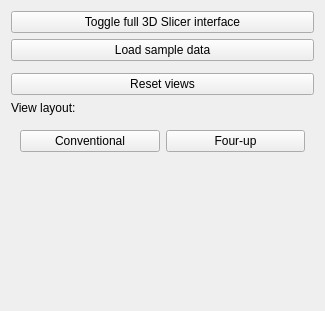
Before: the Qt Designer form SimplifiedViewer/Resources/UI/SimplifiedViewer.ui in SlicerHeart/SlicerHeart, drawn with Qt 5.
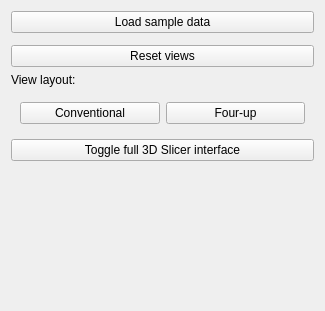
After: the same form once the commit is applied. Custom widgets are drawn as their Qt base class.

Commit message:
ENH: Update SimplifiedViewer stylesheet/palette
Re:  JolleyLab/Internal#200

The edit to the form file:
```diff
--- a/SimplifiedViewer/Resources/UI/SimplifiedViewer.ui
+++ b/SimplifiedViewer/Resources/UI/SimplifiedViewer.ui
@@ -11,13 +11,6 @@
    </rect>
   </property>
   <layout class="QVBoxLayout" name="verticalLayout">
-   <item>
-    <widget class="QPushButton" name="toggleFullInterfaceButton">
-     <property name="text">
-      <string>Toggle full 3D Slicer interface</string>
-     </property>
-    </widget>
-   </item>
    <item>
     <widget class="QPushButton" name="loadSampleDataButton">
      <property name="text">
@@ -66,6 +59,13 @@
      </layout>
     </widget>
    </item>
+   <item>
+    <widget class="QPushButton" name="toggleFullInterfaceButton">
+     <property name="text">
+      <string>Toggle full 3D Slicer interface</string>
+     </property>
+    </widget>
+   </item>
    <item>
     <spacer name="verticalSpacer">
      <property name="orientation">
```
The commit also changes 2 other files.
